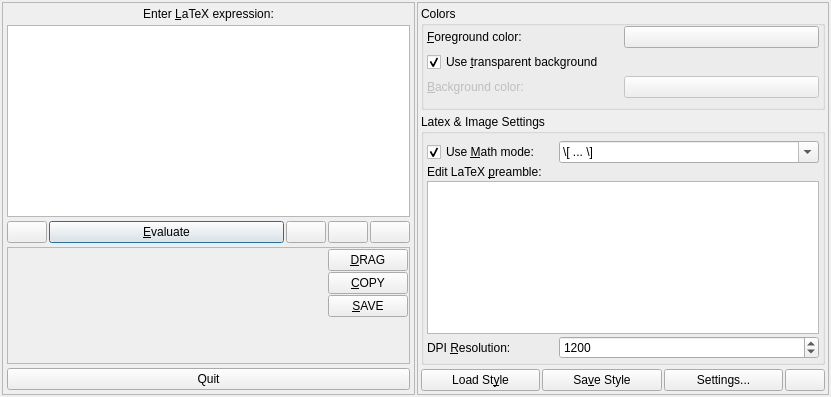
This is src/klfmainwinui.ui in CryFeiFei/klatexformula as Qt 5 draws it before an edit. The edited form follows.
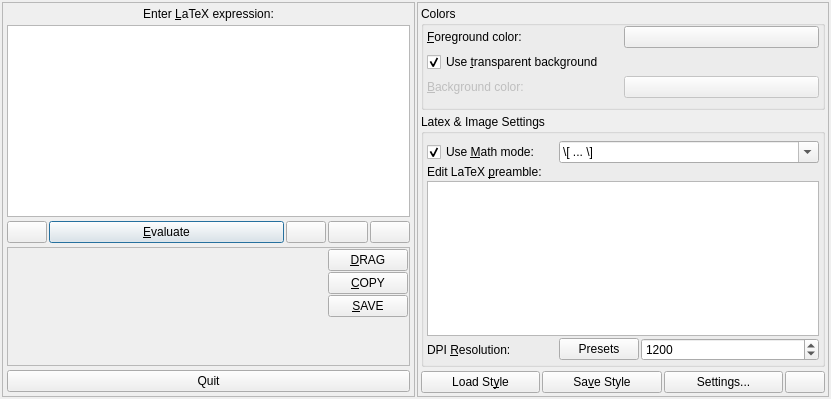
This is the edited form. Icons and pictures are not drawn. Custom widgets are drawn as their Qt base class.

Patch:
```diff
--- a/src/klfmainwinui.ui
+++ b/src/klfmainwinui.ui
@@ -9,7 +9,7 @@
     <x>0</x>
     <y>0</y>
     <width>831</width>
-    <height>397</height>
+    <height>399</height>
    </rect>
   </property>
   <property name="windowTitle">
@@ -550,6 +550,21 @@
           </widget>
          </item>
          <item row="3" column="1" colspan="2">
+          <layout class="QHBoxLayout" name="lyt_DPIInput">
+           <item>
+            <widget class="QPushButton" name="btnDPIPresets">
+             <property name="sizePolicy">
+              <sizepolicy hsizetype="Fixed" vsizetype="Fixed">
+               <horstretch>0</horstretch>
+               <verstretch>0</verstretch>
+              </sizepolicy>
+             </property>
+             <property name="text">
+              <string>Presets</string>
+             </property>
+            </widget>
+           </item>
+           <item>
           <widget class="QSpinBox" name="spnDPI">
            <property name="minimum">
             <number>10</number>
@@ -566,6 +581,8 @@
           </widget>
          </item>
         </layout>
+         </item>
+        </layout>
        </widget>
       </item>
       <item>
```
Left out of the diff: 1 changed line with no effect on the pictures. Lines whose indentation alone changed are shown as unchanged.
